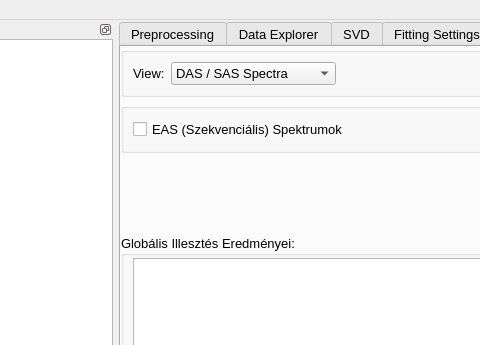
Qt form ultrapyfit/gui/ui/main_window.ui (Minex1989/ultrapyfit) before a commit; both pictures show x 143 to 623 and y 0 to 345 of the 1280 by 800 pixel window.
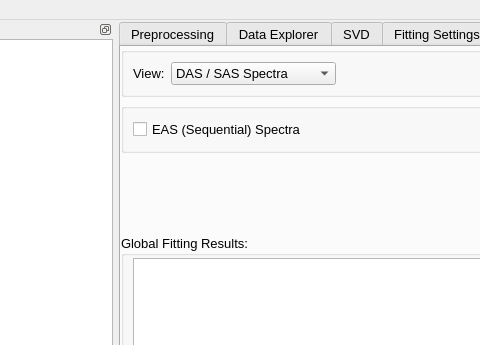
The same form after that commit. The open tabs and pages were chosen to show the change. Icons and pictures are not drawn. Custom widgets are drawn as their Qt base class.

Commit message:
Fix text report alignment and result wavelength selection
- Replaced unpredictable tabulators (\t) with fixed-width f-string
  padding in `GlobalFitResult.__str__` to prevent misalignment.
- Applied consistent fixed-width spacing to the 'Details' section
  of the fit results.
- Forced a monospace font ('Courier New') in the fitting controller's
  text browser to ensure uniform character width and perfect column alignment.
- Fixed result wavelength selection.

Diff of the .ui file:
```diff
--- a/ultrapyfit/gui/ui/main_window.ui
+++ b/ultrapyfit/gui/ui/main_window.ui
@@ -3407,7 +3407,7 @@
                    <item>
                     <widget class="QCheckBox" name="chkConvertToEAS">
                      <property name="text">
-                      <string>EAS (Szekvenciális) Spektrumok</string>
+                      <string>EAS (Sequential) Spectra</string>
                      </property>
                     </widget>
                    </item>
@@ -3509,7 +3509,7 @@
               </widget>
               <widget class="QGroupBox" name="grpGlobalReport">
                <property name="title">
-                <string>Globális Illesztés Eredményei:</string>
+                <string>Global Fitting Results:</string>
                </property>
                <layout class="QVBoxLayout" name="verticalLayout_16">
                 <property name="topMargin">
```
Left out of the diff: 4 changed lines with no effect on the pictures. The commit also changes 5 other files.
